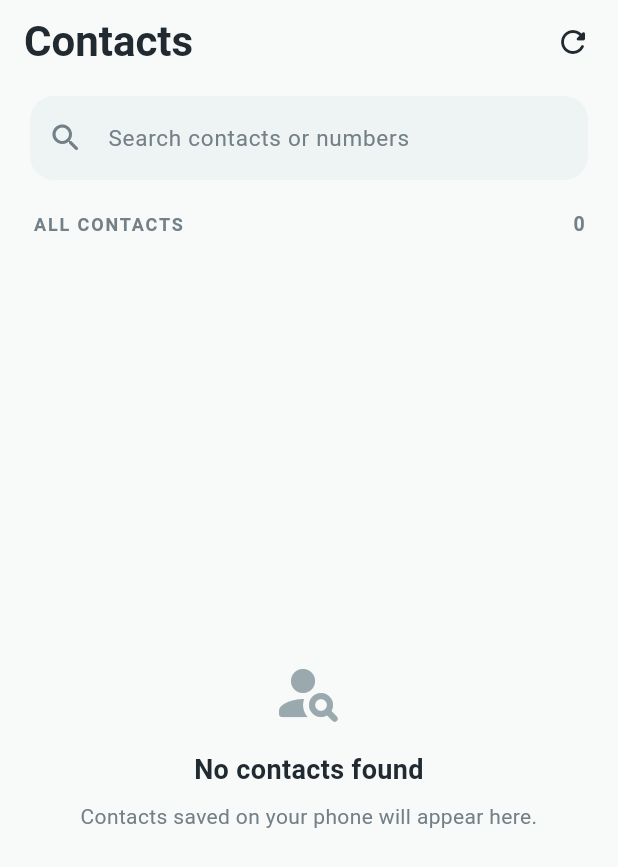
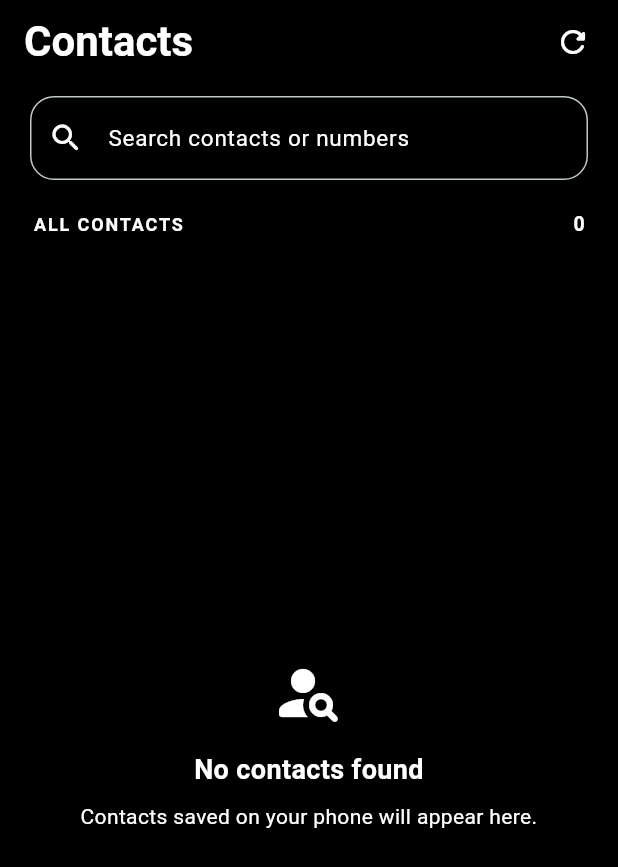
Before and after one commit to hyouka56/contacts-flutter, a Flutter app: the screen it shows after launch, on a phone screen of 412 x 824 dp. Shown: the top 867 px of the screen. Run offline on Flutter 3.47's test engine with Material 3 defaults, Android fonts, the phone set to English and light mode, and no system bars; our stand-ins replace flutter_contacts.

Commit message:
Apply pure black and white Contacts theme and icon

```diff
--- a/lib/main.dart
+++ b/lib/main.dart
@@ -3,10 +3,10 @@ import 'package:flutter_contacts/flutter_contacts.dart';
 
 void main() => runApp(const ContactsApp());
 
-const teal = Color(0xFF087F8C);
-const ink = Color(0xFF202A30);
-const muted = Color(0xFF738087);
-const page = Color(0xFFF8FAFA);
+const teal = Color(0xFFFFFFFF);
+const ink = Color(0xFFFFFFFF);
+const muted = Color(0xFFFFFFFF);
+const page = Color(0xFF000000);
 
 class ContactsApp extends StatelessWidget {
   const ContactsApp({super.key});
@@ -18,8 +18,21 @@ class ContactsApp extends StatelessWidget {
       debugShowCheckedModeBanner: false,
       theme: ThemeData(
         useMaterial3: true,
+        brightness: Brightness.dark,
         scaffoldBackgroundColor: page,
-        colorScheme: ColorScheme.fromSeed(seedColor: teal, surface: page),
+        colorScheme: ColorScheme.fromSeed(
+          seedColor: Colors.white,
+          brightness: Brightness.dark,
+          surface: page,
+        ).copyWith(
+          primary: Colors.white,
+          onPrimary: Colors.black,
+          secondary: Colors.white,
+          onSecondary: Colors.black,
+          surface: Colors.black,
+          onSurface: Colors.white,
+          outline: Colors.white,
+        ),
         fontFamily: 'Roboto',
         appBarTheme: const AppBarTheme(
           backgroundColor: page,
@@ -101,13 +114,7 @@ class _ContactsHomeState extends State<ContactsHome> {
     }).toList();
   }
 
-  Color _avatarColor(String name) {
-    const colors = [
-      Color(0xFFE2F1F0), Color(0xFFF9E8D8), Color(0xFFE8E7F8),
-      Color(0xFFE3EEDB), Color(0xFFF6E2EA), Color(0xFFDDEAF7),
-    ];
-    return colors[name.isEmpty ? 0 : name.codeUnitAt(0) % colors.length];
-  }
+  Color _avatarColor(String name) => const Color(0xFF151515);
 
   String _initials(String name) {
     final words = name.trim().split(RegExp(r'\s+')).where((e) => e.isNotEmpty).toList();
@@ -120,7 +127,7 @@ class _ContactsHomeState extends State<ContactsHome> {
     showModalBottomSheet<void>(
       context: context,
       isScrollControlled: true,
-      backgroundColor: Colors.white,
+      backgroundColor: Colors.black,
       shape: const RoundedRectangleBorder(
         borderRadius: BorderRadius.vertical(top: Radius.circular(28)),
       ),
@@ -131,7 +138,7 @@ class _ContactsHomeState extends State<ContactsHome> {
             mainAxisSize: MainAxisSize.min,
             children: [
               Container(width: 40, height: 4, decoration: BoxDecoration(
-                color: const Color(0xFFDCE2E4), borderRadius: BorderRadius.circular(10))),
+                color: Colors.white54, borderRadius: BorderRadius.circular(10))),
               const SizedBox(height: 24),
               CircleAvatar(
                 radius: 38,
@@ -156,7 +163,7 @@ class _ContactsHomeState extends State<ContactsHome> {
                   margin: const EdgeInsets.only(top: 8),
                   padding: const EdgeInsets.symmetric(horizontal: 16, vertical: 15),
                   decoration: BoxDecoration(
-                    color: page, borderRadius: BorderRadius.circular(14)),
+                    color: page, borderRadius: BorderRadius.circular(14), border: Border.all(color: Colors.white24)),
                   child: SelectableText(phone.number,
                     style: const TextStyle(fontSize: 17, color: ink, fontWeight: FontWeight.w500)),
                 )),
@@ -189,6 +196,7 @@ class _ContactsHomeState extends State<ContactsHome> {
               padding: const EdgeInsets.fromLTRB(20, 8, 20, 20),
               child: TextField(
                 controller: _search,
+                style: const TextStyle(color: Colors.white),
                 decoration: InputDecoration(
                   hintText: 'Search contacts or numbers',
                   hintStyle: const TextStyle(color: muted, fontSize: 15),
@@ -199,10 +207,14 @@ class _ContactsHomeState extends State<ContactsHome> {
                     icon: const Icon(Icons.close_rounded),
                   ),
                   filled: true,
-                  fillColor: const Color(0xFFEEF3F3),
+                  fillColor: page,
                   border: OutlineInputBorder(
                     borderRadius: BorderRadius.circular(16),
-                    borderSide: BorderSide.none,
+                    borderSide: const BorderSide(color: Colors.white54),
+                  ),
+                  focusedBorder: OutlineInputBorder(
+                    borderRadius: BorderRadius.circular(16),
+                    borderSide: const BorderSide(color: Colors.white),
                   ),
                   contentPadding: const EdgeInsets.symmetric(vertical: 16),
                 ),
@@ -239,7 +251,7 @@ class _ContactsHomeState extends State<ContactsHome> {
                           padding: const EdgeInsets.fromLTRB(16, 0, 16, 24),
                           itemCount: contacts.length,
                           separatorBuilder: (_, __) => const Divider(
-                            height: 1, indent: 76, endIndent: 8, color: Color(0xFFE9EEEE)),
+                            height: 1, indent: 76, endIndent: 8, color: Colors.white24),
                           itemBuilder: (context, index) {
                             final contact = contacts[index];
                             final numbers = contact.phones.map((p) => p.number).where((n) => n.isNotEmpty).toList();
@@ -255,7 +267,7 @@ class _ContactsHomeState extends State<ContactsHome> {
                                 maxLines: 1, overflow: TextOverflow.ellipsis,
                                 style: const TextStyle(color: ink, fontSize: 16, fontWeight: FontWeight.w600)),
                               subtitle: Text(
-                                numbers.isEmpty ? 'No phone number' : numbers.join(' · '),
+                                numbers.isEmpty ? 'No phone number' : numbers.join(' Â· '),
                                 maxLines: 2, overflow: TextOverflow.ellipsis,
                                 style: const TextStyle(color: muted, fontSize: 13, height: 1.45)),
                               onTap: () => _showContact(contact),
@@ -277,7 +289,7 @@ class _ContactsHomeState extends State<ContactsHome> {
         child: Column(
           mainAxisSize: MainAxisSize.min,
           children: [
-            Icon(icon, size: 48, color: const Color(0xFF9AA9AD)),
+            Icon(icon, size: 48, color: Colors.white),
             const SizedBox(height: 14),
             Text(title, textAlign: TextAlign.center,
               style: const TextStyle(fontSize: 18, fontWeight: FontWeight.w700, color: ink)),
--- a/pubspec.yaml
+++ b/pubspec.yaml
@@ -15,6 +15,7 @@ dev_dependencies:
   flutter_test:
     sdk: flutter
   flutter_lints: ^4.0.0
+  launcher_icons: ^0.16.0
 
 flutter:
   uses-material-design: true
```
Also changed, not shown: launcher_icons.yaml (added, +23 -0 lines), assets/app_icon/adaptive_background.svg (added), assets/app_icon/adaptive_foreground.svg (added), assets/app_icon/adaptive_monochrome.svg (added), assets/app_icon/app_icon.svg (added), 1 other file.
